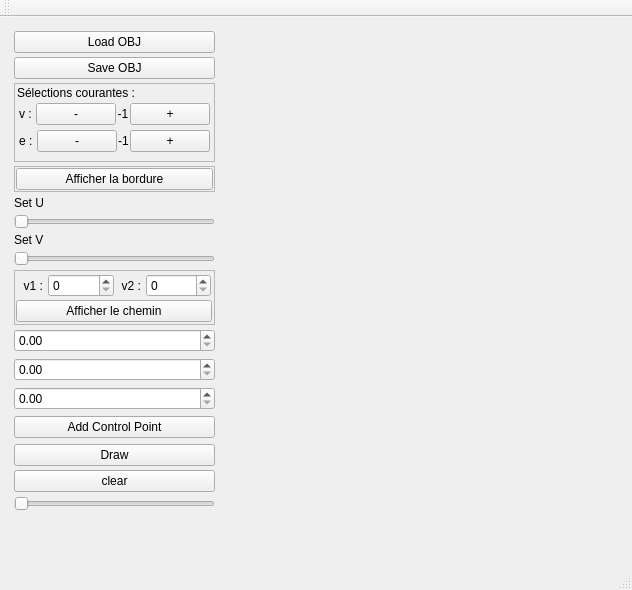
colasclaudet/CourbeBezier, file starterLight/mainwindow.ui: the form before one commit.
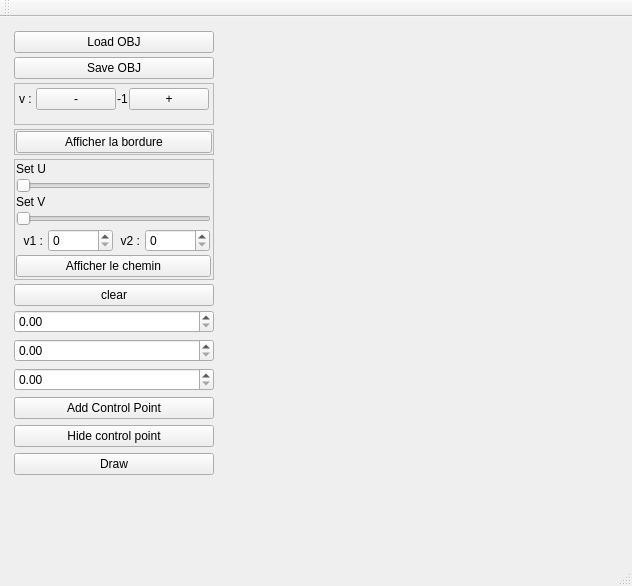
The form after the commit. Custom widgets are drawn as their Qt base class.

```diff
--- a/starterLight/mainwindow.ui
+++ b/starterLight/mainwindow.ui
@@ -7,7 +7,7 @@
     <x>0</x>
     <y>0</y>
     <width>632</width>
-    <height>590</height>
+    <height>586</height>
    </rect>
   </property>
   <property name="windowTitle">
@@ -89,13 +89,6 @@
           <property name="bottomMargin">
            <number>2</number>
           </property>
-          <item>
-           <widget class="QLabel" name="label">
-            <property name="text">
-             <string>Sélections courantes :</string>
-            </property>
-           </widget>
-          </item>
           <item>
            <widget class="QWidget" name="widget_4" native="true">
             <layout class="QHBoxLayout" name="horizontalLayout_2">
@@ -196,67 +189,6 @@
              <property name="bottomMargin">
               <number>2</number>
              </property>
-             <item>
-              <widget class="QLabel" name="label_5">
-               <property name="sizePolicy">
-                <sizepolicy hsizetype="Maximum" vsizetype="Preferred">
-                 <horstretch>0</horstretch>
-                 <verstretch>0</verstretch>
-                </sizepolicy>
-               </property>
-               <property name="text">
-                <string>e : </string>
-               </property>
-              </widget>
-             </item>
-             <item>
-              <widget class="QPushButton" name="pushButton_edgeMoins">
-               <property name="sizePolicy">
-                <sizepolicy hsizetype="Preferred" vsizetype="Fixed">
-                 <horstretch>0</horstretch>
-                 <verstretch>0</verstretch>
-                </sizepolicy>
-               </property>
-               <property name="text">
-                <string>-</string>
-               </property>
-              </widget>
-             </item>
-             <item>
-              <widget class="QLabel" name="labelEdge">
-               <property name="sizePolicy">
-                <sizepolicy hsizetype="Preferred" vsizetype="Preferred">
-                 <horstretch>0</horstretch>
-                 <verstretch>0</verstretch>
-                </sizepolicy>
-               </property>
-               <property name="text">
-                <string>-1</string>
-               </property>
-               <property name="alignment">
-                <set>Qt::AlignCenter</set>
-               </property>
-              </widget>
-             </item>
-             <item>
-              <widget class="QPushButton" name="pushButton_edgePlus">
-               <property name="sizePolicy">
-                <sizepolicy hsizetype="Preferred" vsizetype="Fixed">
-                 <horstretch>0</horstretch>
-                 <verstretch>0</verstretch>
-                </sizepolicy>
-               </property>
-               <property name="minimumSize">
-                <size>
-                 <width>10</width>
-                 <height>0</height>
-                </size>
-               </property>
-               <property name="text">
-                <string>+</string>
-               </property>
-              </widget>
-             </item>
             </layout>
            </widget>
           </item>
@@ -318,52 +250,6 @@
          </layout>
         </widget>
        </item>
-       <item>
-        <widget class="QLabel" name="label_2">
-         <property name="text">
-          <string>Set U</string>
-         </property>
-        </widget>
-       </item>
-       <item>
-        <widget class="QSlider" name="u_slider">
-         <property name="minimum">
-          <number>5</number>
-         </property>
-         <property name="maximum">
-          <number>50</number>
-         </property>
-         <property name="singleStep">
-          <number>5</number>
-         </property>
-         <property name="orientation">
-          <enum>Qt::Horizontal</enum>
-         </property>
-        </widget>
-       </item>
-       <item>
-        <widget class="QLabel" name="label_3">
-         <property name="text">
-          <string>Set V</string>
-         </property>
-        </widget>
-       </item>
-       <item>
-        <widget class="QSlider" name="v_slider">
-         <property name="minimum">
-          <number>5</number>
-         </property>
-         <property name="maximum">
-          <number>50</number>
-         </property>
-         <property name="singleStep">
-          <number>5</number>
-         </property>
-         <property name="orientation">
-          <enum>Qt::Horizontal</enum>
-         </property>
-        </widget>
-       </item>
        <item>
         <widget class="QFrame" name="frame_2">
          <property name="frameShape">
@@ -388,6 +274,55 @@
           <property name="bottomMargin">
            <number>2</number>
           </property>
+          <item>
+           <widget class="QLabel" name="label_2">
+            <property name="lineWidth">
+             <number>1</number>
+            </property>
+            <property name="text">
+             <string>Set U</string>
+            </property>
+           </widget>
+          </item>
+          <item>
+           <widget class="QSlider" name="u_slider">
+            <property name="minimum">
+             <number>5</number>
+            </property>
+            <property name="maximum">
+             <number>30</number>
+            </property>
+            <property name="singleStep">
+             <number>5</number>
+            </property>
+            <property name="orientation">
+             <enum>Qt::Horizontal</enum>
+            </property>
+           </widget>
+          </item>
+          <item>
+           <widget class="QLabel" name="label_3">
+            <property name="text">
+             <string>Set V</string>
+            </property>
+           </widget>
+          </item>
+          <item>
+           <widget class="QSlider" name="v_slider">
+            <property name="minimum">
+             <number>5</number>
+            </property>
+            <property name="maximum">
+             <number>30</number>
+            </property>
+            <property name="singleStep">
+             <number>5</number>
+            </property>
+            <property name="orientation">
+             <enum>Qt::Horizontal</enum>
+            </property>
+           </widget>
+          </item>
           <item>
            <widget class="QWidget" name="widget_5" native="true">
             <layout class="QHBoxLayout" name="horizontalLayout_5">
@@ -451,6 +386,13 @@
          </layout>
         </widget>
        </item>
+       <item>
+        <widget class="QPushButton" name="clear_button">
+         <property name="text">
+          <string>clear</string>
+         </property>
+        </widget>
+       </item>
        <item>
         <layout class="QVBoxLayout" name="verticalLayout_4">
          <item>
@@ -481,6 +423,13 @@
            </property>
           </widget>
          </item>
+         <item>
+          <widget class="QPushButton" name="hide_button">
+           <property name="text">
+            <string>Hide control point</string>
+           </property>
+          </widget>
+         </item>
          <item>
           <widget class="QPushButton" name="draw_button">
            <property name="text">
@@ -490,20 +439,6 @@
          </item>
         </layout>
        </item>
-       <item>
-        <widget class="QPushButton" name="clear_button">
-         <property name="text">
-          <string>clear</string>
-         </property>
-        </widget>
-       </item>
-       <item>
-        <widget class="QSlider" name="inter_param_Slider">
-         <property name="orientation">
-          <enum>Qt::Horizontal</enum>
-         </property>
-        </widget>
-       </item>
        <item>
         <spacer name="verticalSpacer">
          <property name="orientation">
@@ -521,7 +456,11 @@
      </widget>
     </item>
     <item>
-     <widget class="MeshViewerWidget" name="displayWidget" native="true"/>
+     <widget class="MeshViewerWidget" name="displayWidget" native="true">
+      <property name="cursor">
+       <cursorShape>CrossCursor</cursorShape>
+      </property>
+     </widget>
     </item>
    </layout>
   </widget>
```
Left out of the diff: 2 changed lines with no effect on the pictures.
